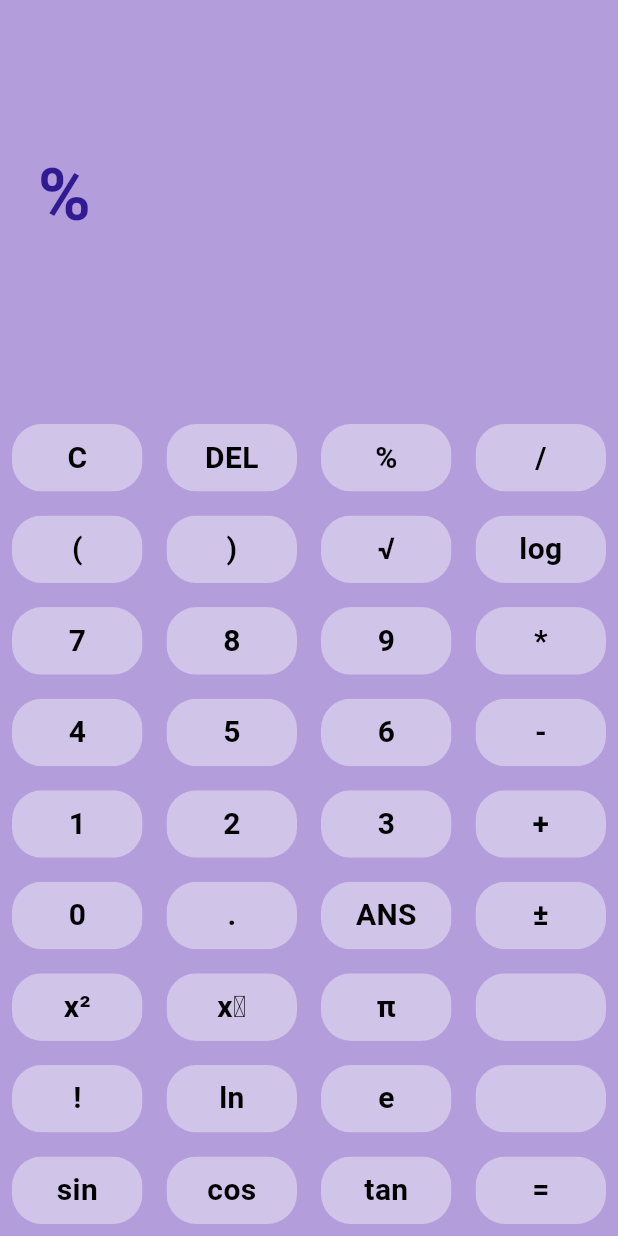
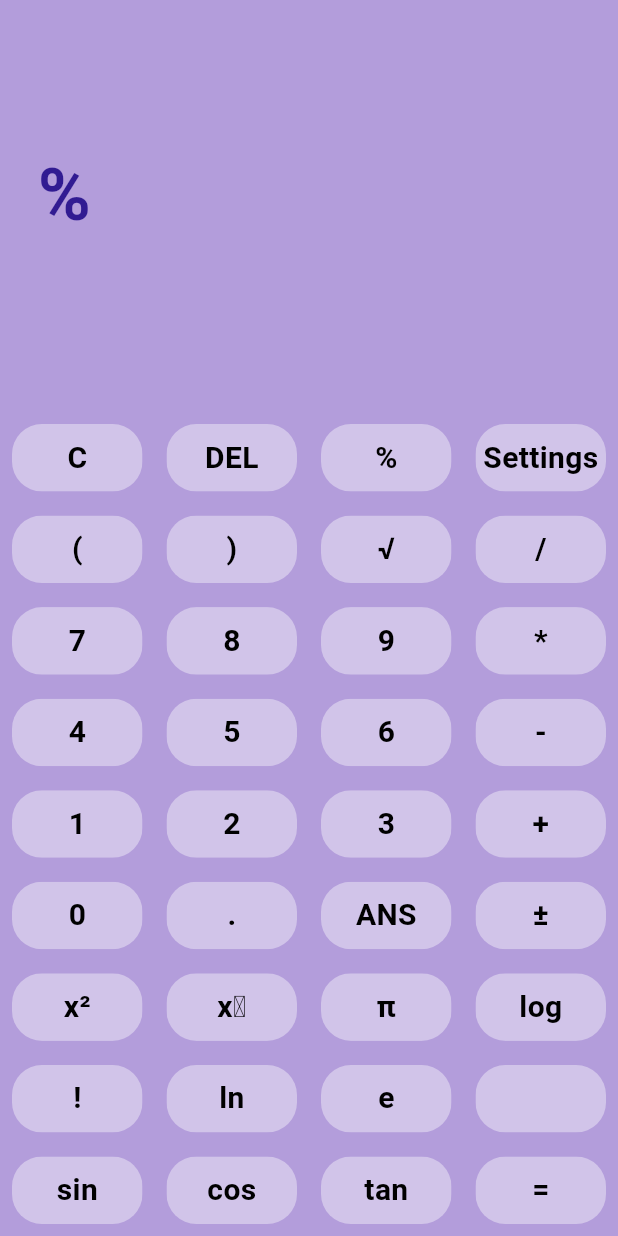
Before and after one commit to Colevy-Collins/calculator_app, a Flutter app: the screen it shows after launch, after a tap on an icon or button, on a phone screen of 412 x 824 dp. Run offline on Flutter 3.47's test engine with Material 3 defaults, Android fonts, the phone set to English and light mode, and no system bars; our stand-ins replace math_expressions.

Commit message:
added button

```diff
--- a/lib/project_features/button_pad.dart
+++ b/lib/project_features/button_pad.dart
@@ -14,13 +14,13 @@ class ButtonPad {
 
   // Initialize the grid with the provided buttons
   void _initializeGrid() {
-    _grid = [['C', 'DEL', '%', '/'],
-              ['(', ')', '√', 'log'],
+    _grid = [['C', 'DEL', '%', 'Settings'],
+              ['(', ')', '√', '/'],
               ['7', '8', '9', '*'],
               ['4', '5', '6', '-'],
               ['1', '2', '3', '+'],
               ['0', '.', 'ANS', '±'],
-              ['x²', 'xʸ', 'π', ''],
+              ['x²', 'xʸ', 'π', 'log'],
               ['!', 'ln', 'e', ''],
               ['sin', 'cos', 'tan', '='],
     ];
@@ -43,6 +43,7 @@ class ButtonPad {
       //'sin': SinCommand(),
       //'cos': CosCommand(),
       //'tan': TanCommand(),
+      //'Settings': SettingsCommand(),
     };
 
     // Add commands for each number and operator
```
